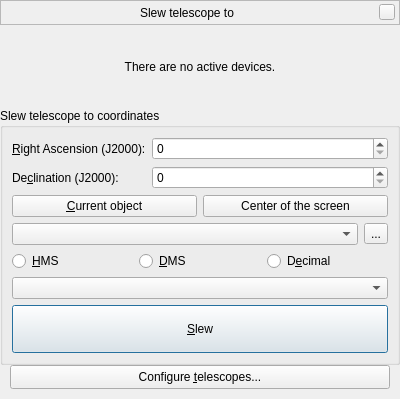
Above: stellarium/plugins/TelescopeControl/src/gui/slewDialog.ui from gcalderone/PlanetC before the change. Below: the same form after it.
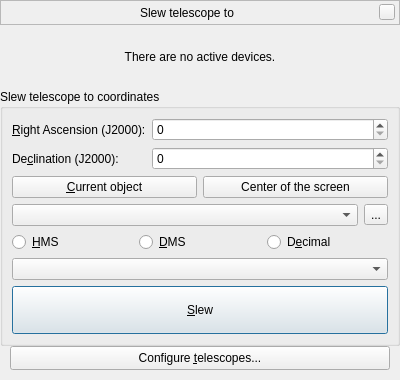
That is the form after the change. Custom widgets are drawn as their Qt base class.

Diff of the .ui file:
```diff
--- a/stellarium/plugins/TelescopeControl/src/gui/slewDialog.ui
+++ b/stellarium/plugins/TelescopeControl/src/gui/slewDialog.ui
@@ -7,7 +7,7 @@
     <x>0</x>
     <y>0</y>
     <width>400</width>
-    <height>399</height>
+    <height>380</height>
    </rect>
   </property>
   <property name="sizePolicy">
```
